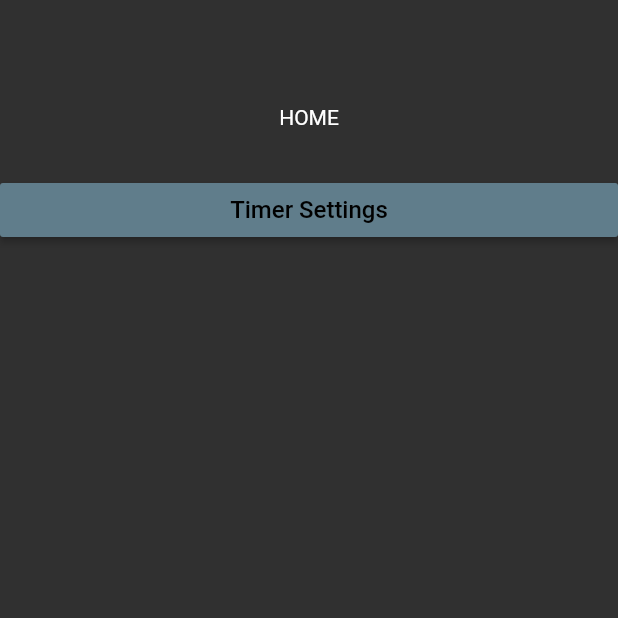
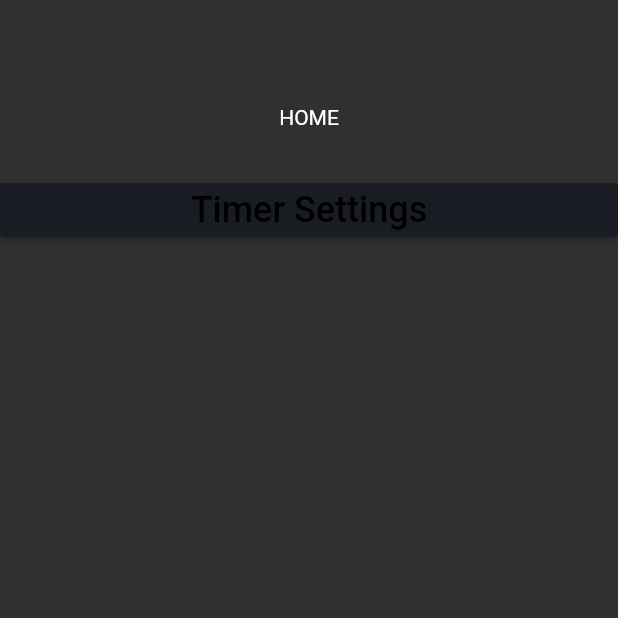
Before and after one commit to siiger/timer_awareness, a Flutter app: the screen it shows after launch, on a phone screen of 412 x 824 dp, the top half of it. Run offline on Flutter 3.47's test engine with Material 2 defaults, Android fonts, the phone set to English and light mode, and no system bars; our stand-ins replace audioplayers, awesome_notifications, bloc, datetime_picker_formfield, easy_debounce, equatable and 5 more; missing offline and left inert: background_fetch, flutter_ringtone_player, flutter_statusbarcolor, progressive_image, shared_preferences_web.

Commit message:
Update notifications_home_page.dart

```diff
--- a/lib/src/common_widgets/notifications_home_page.dart
+++ b/lib/src/common_widgets/notifications_home_page.dart
@@ -53,9 +53,9 @@ class _NotificationHomePageState extends State<NotificationHomePage> {
               child: Text(
                 'Timer Settings',
                 //state.isRealTimeMode ? "Stop" : "Run",
-                style: TextStyle(fontSize: 16),
+                style: TextStyle(fontSize: 24),
               ),
-              color: Colors.blueGrey,
+              color: Color(0xff1a1c24),
               textColor: Colors.black,
               onPressed: () => Navigator.pushNamed(context, PAGE_SETTINGS)),
         ],
```
